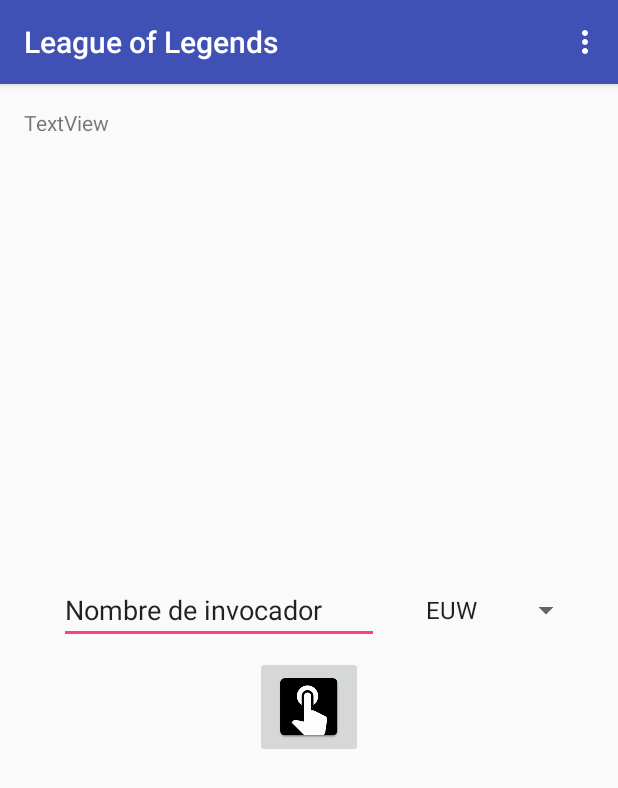
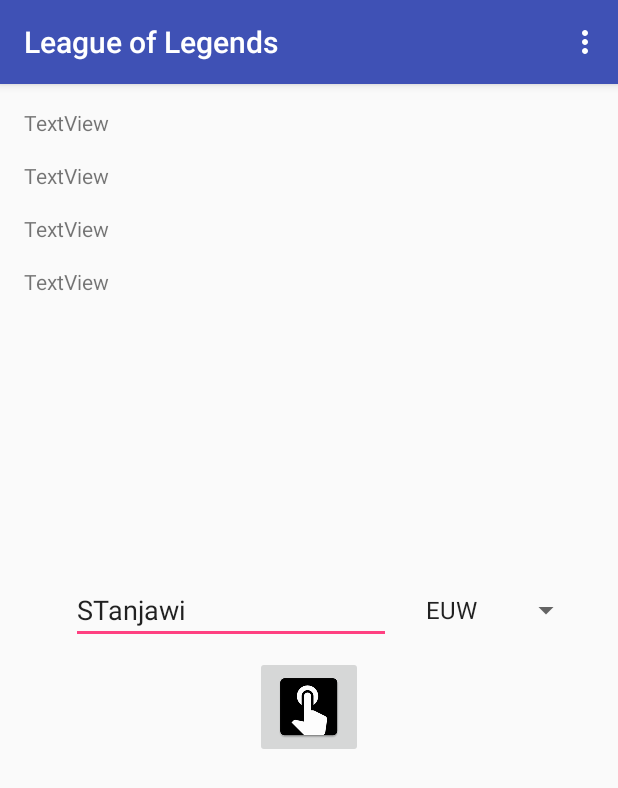
Before and after one commit to TahaBakk/LeagueofLegendsProject, an Android app: the screen it shows after launch (MainActivity), on a phone screen of 412 x 824 dp. Shown: the top 788 px of the screen. Run offline under Robolectric (Android 15) with nearby library versions, the phone set to English and light mode, and no system bars.

Commit message:
nada bien, mirar de nuevo

```diff
--- a/app/src/main/java/com/bakk/taha/leagueoflegends/InvocadorApi.java
+++ b/app/src/main/java/com/bakk/taha/leagueoflegends/InvocadorApi.java
@@ -1,6 +1,7 @@
 package com.bakk.taha.leagueoflegends;
 
 import android.net.Uri;
+import android.support.annotation.Nullable;
 
 import org.json.JSONException;
 import org.json.JSONObject;
@@ -11,37 +12,41 @@ import java.io.IOException;
  * Created by Taha on 08/01/2017.
  */
 
-public class InvocadorApi {
+class InvocadorApi {
     //Donarli permisos a internet sino la aplicacion fallara al conectarse a internet(en el manifest)
     //https://euw.api.pvp.net/api/lol/euw/v1.4/summoner/by-name/Stanjawi?api_key=RGAPI-4f73293a-8462-446f-b61b-38f15c0ec536
 
 
-//Esto lo usare mas adelante para filtrar por el nombre de invocador
-    public static String servidor = "";
-    public static String summoner = "";
-    //String apiKeyLol = "RGAPI-4f73293a-8462-446f-b61b-38f15c0ec536";
-
+    static String servidor = "";
+    static String summoner = "";
+    //static String apiKeyLol = "RGAPI-4f73293a-8462-446f-b61b-38f15c0ec536";
+    //private final static String BASE_URL = "https://"+servidor+".api.pvp.net/api/lol/"+servidor+"/v1.4/summoner/by-name/"+summoner+"?api_key="+apiKeyLol;
     private final static String BASE_URL = "https://euw.api.pvp.net/api/lol/euw/v1.4/summoner/by-name/Stanjawi?api_key=RGAPI-4f73293a-8462-446f-b61b-38f15c0ec536";
 
 
-    Invocador getSummoner() throws JSONException, IOException {
+    Invocador getSummoner(){
 
         Uri builtUri = Uri.parse(BASE_URL)
                 .buildUpon()
                 .build();
         String url = builtUri.toString();
 
-        return docall(url);
+        try {
+            return docall(url);
+        } catch (IOException e) {e.printStackTrace();
+        } catch (JSONException e) {e.printStackTrace();
+        }return null;
 
     }
-
+    @Nullable
     private Invocador docall(String url) throws IOException, JSONException {
 
             String JsonResponse = HttpUtils.get(url);
             return processJson(JsonResponse);
 
     }
-
+    //desactivado
+    //para pasar el json a strings y guardarlas en variable
     private static Invocador processJson (String jsonResponse) throws JSONException {
 
         JSONObject data = new JSONObject(jsonResponse);
--- a/app/src/main/res/layout/fragment_main.xml
+++ b/app/src/main/res/layout/fragment_main.xml
@@ -17,11 +17,11 @@
         app:layout_constraintRight_toLeftOf="@+id/lista1"
         app:layout_constraintTop_toTopOf="@+id/guideline"
         android:layout_marginTop="8dp"
-        android:layout_marginStart="16dp"
+        android:text="STanjawi"
+        android:cursorVisible="false"
+        android:layout_marginStart="32dp"
         app:layout_constraintLeft_toLeftOf="parent"
-        android:layout_marginLeft="16dp"
-        android:text="Nombre de invocador"
-        android:cursorVisible="false" />
+        android:layout_marginLeft="32dp" />
 
     <Spinner
         android:entries="@array/Servidores"
@@ -35,7 +35,7 @@
         android:layout_marginRight="24dp" />
 
     <android.support.constraint.Guideline
-        android:layout_width="384dp"
+        android:layout_width="0dp"
         android:layout_height="wrap_content"
         android:id="@+id/guideline"
         android:orientation="horizontal"
@@ -60,8 +60,8 @@
     <TextView
         android:text="TextView"
         android:layout_width="0dp"
-        android:layout_height="0dp"
-        android:id="@+id/textViewProva"
+        android:layout_height="wrap_content"
+        android:id="@+id/textViewName"
         android:layout_marginEnd="16dp"
         app:layout_constraintRight_toRightOf="parent"
         android:layout_marginRight="16dp"
@@ -69,8 +69,36 @@
         app:layout_constraintLeft_toLeftOf="parent"
         android:layout_marginLeft="16dp"
         android:layout_marginTop="16dp"
-        app:layout_constraintTop_toTopOf="parent"
-        app:layout_constraintBottom_toTopOf="@+id/guideline"
-        android:layout_marginBottom="8dp" />
+        app:layout_constraintTop_toTopOf="parent" />
+
+    <TextView
+        android:text="TextView"
+        android:layout_width="0dp"
+        android:layout_height="wrap_content"
+        android:id="@+id/textViewId"
+        android:layout_marginTop="16dp"
+        app:layout_constraintTop_toBottomOf="@+id/textViewName"
+        app:layout_constraintRight_toRightOf="@+id/textViewName"
+        app:layout_constraintLeft_toLeftOf="@+id/textViewName" />
+
+    <TextView
+        android:text="TextView"
+        android:layout_width="0dp"
+        android:layout_height="wrap_content"
+        android:id="@+id/textViewsummonerLevel"
+        app:layout_constraintLeft_toLeftOf="@+id/textViewId"
+        app:layout_constraintRight_toRightOf="@+id/textViewId"
+        android:layout_marginTop="16dp"
+        app:layout_constraintTop_toBottomOf="@+id/textViewId" />
+
+    <TextView
+        android:text="TextView"
+        android:layout_width="0dp"
+        android:layout_height="wrap_content"
+        android:id="@+id/textViewrevisionDate"
+        android:layout_marginTop="16dp"
+        app:layout_constraintTop_toBottomOf="@+id/textViewsummonerLevel"
+        app:layout_constraintRight_toRightOf="@+id/textViewsummonerLevel"
+        app:layout_constraintLeft_toLeftOf="@+id/textViewsummonerLevel" />
 
 </android.support.constraint.ConstraintLayout>
```
Also changed, not shown: app/src/main/java/com/bakk/taha/leagueoflegends/Invocador.java (+5 -5 lines), app/src/main/java/com/bakk/taha/leagueoflegends/MainActivityFragment.java (+14 -18 lines).
